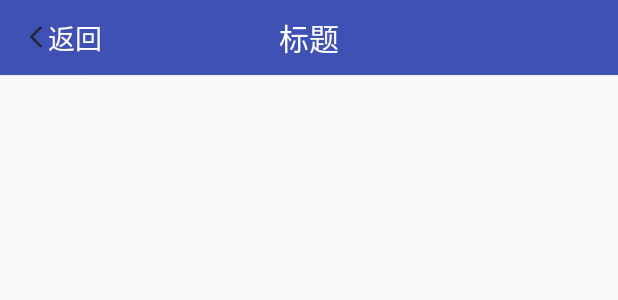
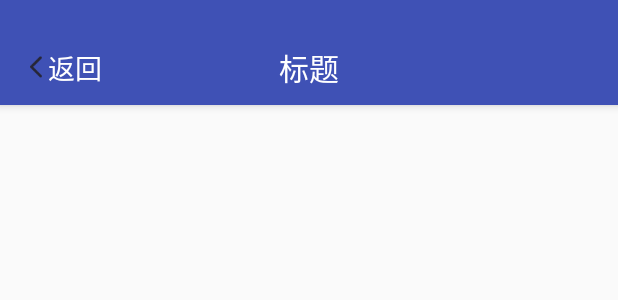
Before and after one commit to xiaoqianchang/QuickFrame, an Android app: the layout toolbar_layout.xml on its own in the app's theme, with its tools: preview values and no code run, on a phone screen of 412 x 824 dp. Shown: the top 300 px of the screen. Run offline under Robolectric (Android 15) with nearby library versions, the phone set to English and light mode, and no system bars.

Commit message:
封装toolbar、开始加入MVP架构

```diff
--- a/app/src/main/res/layout/toolbar_layout.xml
+++ b/app/src/main/res/layout/toolbar_layout.xml
@@ -1,12 +1,27 @@
 <?xml version="1.0" encoding="utf-8"?>
+<android.support.design.widget.AppBarLayout
+    xmlns:android="http://schemas.android.com/apk/res/android"
+    xmlns:app="http://schemas.android.com/apk/res-auto"
+    android:id="@+id/app_bar_layout"
+    android:orientation="vertical"
+    android:layout_width="match_parent"
+    android:layout_height="wrap_content"
+    android:elevation="3dp">
+
+    <TextView
+        android:id="@+id/status_bar"
+        android:layout_width="match_parent"
+        android:layout_height="20dp"
+        android:background="?attr/colorPrimary"/>
+
     <android.support.v7.widget.Toolbar
-    xmlns:android="http://schemas.android.com/apk/res/android"
-    xmlns:tools="http://schemas.android.com/tools"
         android:id="@+id/toolBar"
         android:layout_width="match_parent"
         android:layout_height="?attr/actionBarSize"
         android:background="?attr/colorPrimary"
-    android:elevation="1dp">
+        android:theme="@style/ThemeOverlay.AppCompat.Dark.ActionBar"
+        app:popupTheme="@style/ThemeOverlay.AppCompat.Light"
+        app:layout_scrollFlags="scroll|enterAlways">
 
         <TextView
             android:id="@+id/nav_left_text"
@@ -14,7 +29,6 @@
             android:layout_height="match_parent"
             android:drawableLeft="@mipmap/nav_back_light"
             android:drawableStart="@mipmap/nav_back_light"
-        android:layout_gravity="start"
             android:gravity="center"
             android:minWidth="50dp"
             android:text="返回"
@@ -28,13 +42,12 @@
             android:layout_gravity="center"
             android:textColor="@android:color/white"
             android:textSize="@dimen/font_large"
-        tools:text="标题"/>
+            android:text="标题"/>
 
         <TextView
-        android:id="@+id/nav_right_text_button"
+            android:id="@+id/nav_right_text"
             android:layout_width="wrap_content"
             android:layout_height="match_parent"
-        android:layout_gravity="end"
             android:gravity="center"
             android:minWidth="50dp"
             android:paddingLeft="10dp"
@@ -44,3 +57,5 @@
             android:visibility="gone"/>
 
     </android.support.v7.widget.Toolbar>
+
+</android.support.design.widget.AppBarLayout>
--- a/build.gradle
+++ b/build.gradle
@@ -6,7 +6,7 @@ buildscript {
     }
     dependencies {
         classpath 'com.android.tools.build:gradle:2.1.0'
-
+        classpath 'me.tatarka:gradle-retrolambda:3.2.5'
         // NOTE: Do not place your application dependencies here; they belong
         // in the individual module build.gradle files
     }
```
Also changed, not shown: app/build.gradle (+18 -0 lines), app/src/main/java/com/changxiao/quickframe/activity/MainActivity.java (+20 -6 lines), app/src/main/java/com/changxiao/quickframe/activity/ToolBarActivity.java (+85 -8 lines), app/src/main/java/com/changxiao/quickframe/base/BaseActivity.java (+4 -3 lines), app/src/main/java/com/changxiao/quickframe/base/ZRApplication.java (+19 -1 lines), app/src/main/java/com/changxiao/quickframe/utils/BuildConfig.java (added, +18 -0 lines), app/src/main/java/com/changxiao/quickframe/utils/SystemUtils.java (added, +37 -0 lines), app/src/main/res/layout/activity_main.xml (+4 -6 lines). Lines whose indentation alone changed are shown as unchanged.
